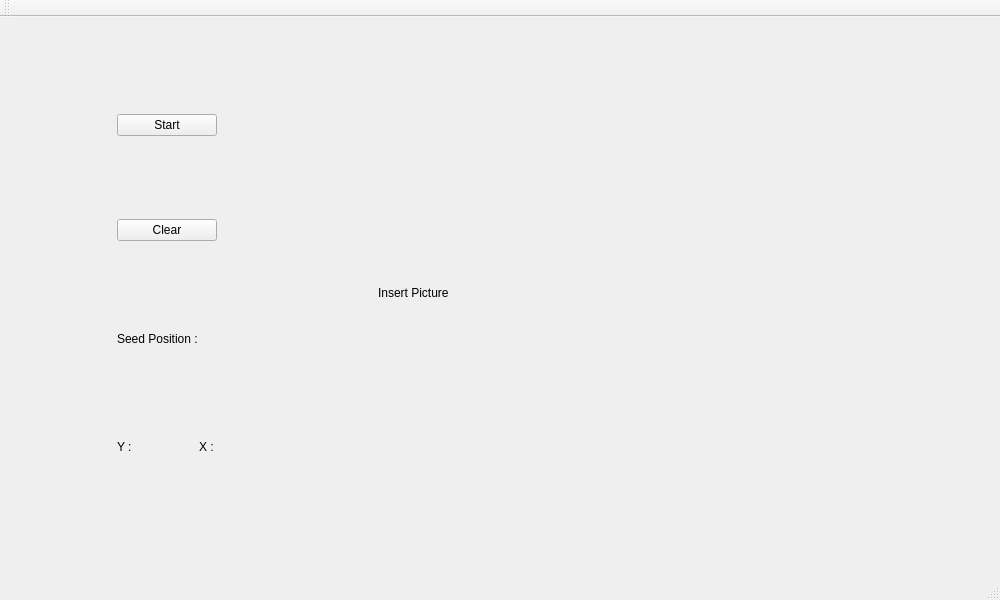
Hippog1t/QT_segmentation_DICOM, file link_py/mainwindow.ui: the form before one commit.
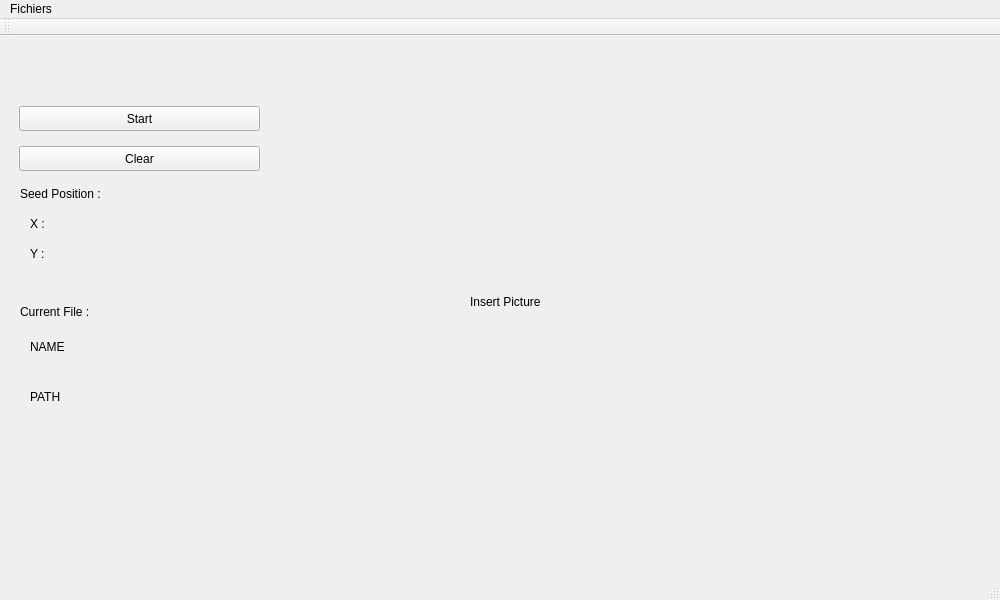
The form after the commit.

Patch:
```diff
--- a/link_py/mainwindow.ui
+++ b/link_py/mainwindow.ui
@@ -26,183 +26,160 @@
    <string>MainWindow</string>
   </property>
   <widget class="QWidget" name="centralWidget">
-   <widget class="QWidget" name="horizontalLayoutWidget">
+   <widget class="QLabel" name="picture">
     <property name="geometry">
      <rect>
-      <x>9</x>
-      <y>9</y>
-      <width>991</width>
-      <height>521</height>
+      <x>470</x>
+      <y>10</y>
+      <width>512</width>
+      <height>512</height>
      </rect>
     </property>
-    <layout class="QHBoxLayout" name="horizontalLayout">
-     <item>
-      <layout class="QVBoxLayout" name="verticalLayout">
-       <item>
+    <property name="minimumSize">
+     <size>
+      <width>512</width>
+      <height>512</height>
+     </size>
+    </property>
+    <property name="maximumSize">
+     <size>
+      <width>512</width>
+      <height>512</height>
+     </size>
+    </property>
+    <property name="text">
+     <string>Insert Picture</string>
+    </property>
+   </widget>
         <widget class="QPushButton" name="startButton">
-         <property name="minimumSize">
-          <size>
-           <width>100</width>
-           <height>0</height>
-          </size>
-         </property>
-         <property name="maximumSize">
-          <size>
-           <width>100</width>
-           <height>16777215</height>
-          </size>
+    <property name="geometry">
+     <rect>
+      <x>19</x>
+      <y>70</y>
+      <width>241</width>
+      <height>25</height>
+     </rect>
          </property>
          <property name="text">
           <string>Start</string>
          </property>
         </widget>
-       </item>
-       <item>
         <widget class="QPushButton" name="clearButton">
-         <property name="minimumSize">
-          <size>
-           <width>100</width>
-           <height>0</height>
-          </size>
-         </property>
-         <property name="maximumSize">
-          <size>
-           <width>100</width>
-           <height>16777215</height>
-          </size>
+    <property name="geometry">
+     <rect>
+      <x>19</x>
+      <y>110</y>
+      <width>241</width>
+      <height>25</height>
+     </rect>
          </property>
          <property name="text">
           <string>Clear</string>
          </property>
         </widget>
-       </item>
-       <item>
-        <widget class="QLabel" name="label_2">
-         <property name="minimumSize">
-          <size>
-           <width>0</width>
-           <height>30</height>
-          </size>
-         </property>
-         <property name="maximumSize">
-          <size>
-           <width>16777215</width>
-           <height>30</height>
-          </size>
+   <widget class="QLabel" name="x">
+    <property name="geometry">
+     <rect>
+      <x>30</x>
+      <y>180</y>
+      <width>55</width>
+      <height>16</height>
+     </rect>
          </property>
          <property name="text">
-          <string>Seed Position :</string>
-         </property>
-        </widget>
-       </item>
-       <item>
-        <layout class="QHBoxLayout" name="horizontalLayout_2">
-         <item>
+     <string>X : </string>
+    </property>
+   </widget>
           <widget class="QLabel" name="y">
-           <property name="minimumSize">
-            <size>
-             <width>20</width>
-             <height>20</height>
-            </size>
-           </property>
-           <property name="maximumSize">
-            <size>
-             <width>20</width>
-             <height>20</height>
-            </size>
+    <property name="geometry">
+     <rect>
+      <x>30</x>
+      <y>210</y>
+      <width>55</width>
+      <height>16</height>
+     </rect>
            </property>
            <property name="text">
             <string>Y : </string>
            </property>
           </widget>
-         </item>
-         <item>
           <widget class="QLabel" name="x_pos">
-           <property name="minimumSize">
-            <size>
-             <width>0</width>
+    <property name="geometry">
+     <rect>
+      <x>70</x>
+      <y>180</y>
+      <width>55</width>
              <height>20</height>
-            </size>
-           </property>
-           <property name="maximumSize">
-            <size>
-             <width>50</width>
-             <height>20</height>
-            </size>
+     </rect>
            </property>
            <property name="text">
             <string/>
            </property>
           </widget>
-         </item>
-         <item>
-          <widget class="QLabel" name="x">
-           <property name="minimumSize">
-            <size>
-             <width>20</width>
-             <height>20</height>
-            </size>
-           </property>
-           <property name="maximumSize">
-            <size>
-             <width>20</width>
-             <height>20</height>
-            </size>
-           </property>
-           <property name="text">
-            <string>X : </string>
-           </property>
-          </widget>
-         </item>
-         <item>
           <widget class="QLabel" name="y_pos">
-           <property name="minimumSize">
-            <size>
-             <width>0</width>
-             <height>20</height>
-            </size>
-           </property>
-           <property name="maximumSize">
-            <size>
-             <width>50</width>
-             <height>20</height>
-            </size>
+    <property name="geometry">
+     <rect>
+      <x>70</x>
+      <y>210</y>
+      <width>55</width>
+      <height>21</height>
+     </rect>
            </property>
            <property name="text">
             <string/>
            </property>
           </widget>
-         </item>
-        </layout>
-       </item>
-      </layout>
-     </item>
-     <item>
-      <widget class="QLabel" name="picture">
-       <property name="minimumSize">
-        <size>
-         <width>512</width>
-         <height>512</height>
-        </size>
-       </property>
-       <property name="maximumSize">
-        <size>
-         <width>512</width>
-         <height>512</height>
-        </size>
-       </property>
-       <property name="baseSize">
-        <size>
-         <width>512</width>
-         <height>512</height>
-        </size>
+   <widget class="QLabel" name="seed">
+    <property name="geometry">
+     <rect>
+      <x>20</x>
+      <y>150</y>
+      <width>231</width>
+      <height>16</height>
+     </rect>
+    </property>
+    <property name="text">
+     <string>Seed Position : </string>
+    </property>
+   </widget>
+   <widget class="QLabel" name="currentfile">
+    <property name="geometry">
+     <rect>
+      <x>20</x>
+      <y>260</y>
+      <width>161</width>
+      <height>31</height>
+     </rect>
        </property>
        <property name="text">
-        <string>Insert Picture</string>
-       </property>
-      </widget>
-     </item>
-    </layout>
+     <string>Current File : </string>
+    </property>
+   </widget>
+   <widget class="QLabel" name="filename">
+    <property name="geometry">
+     <rect>
+      <x>30</x>
+      <y>290</y>
+      <width>411</width>
+      <height>41</height>
+     </rect>
+    </property>
+    <property name="text">
+     <string>NAME</string>
+    </property>
+   </widget>
+   <widget class="QLabel" name="filepath">
+    <property name="geometry">
+     <rect>
+      <x>30</x>
+      <y>340</y>
+      <width>411</width>
+      <height>41</height>
+     </rect>
+    </property>
+    <property name="text">
+     <string>PATH</string>
+    </property>
    </widget>
   </widget>
   <widget class="QMenuBar" name="menuBar">
@@ -214,6 +191,13 @@
      <height>25</height>
     </rect>
    </property>
+   <widget class="QMenu" name="menuFichiers">
+    <property name="title">
+     <string>Fichiers</string>
+    </property>
+    <addaction name="actionImporter_fichier_dcm"/>
+   </widget>
+   <addaction name="menuFichiers"/>
   </widget>
   <widget class="QToolBar" name="mainToolBar">
    <attribute name="toolBarArea">
```
Left out of the diff: 5 changed lines with no effect on the pictures. Lines whose indentation alone changed are shown as unchanged.
